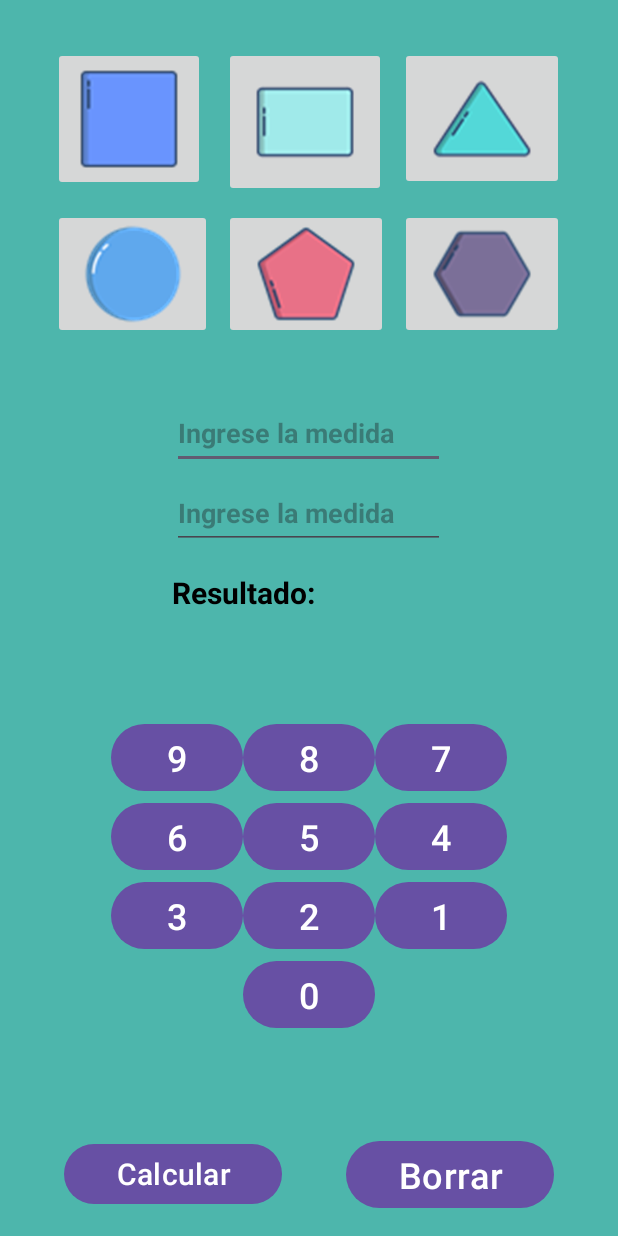
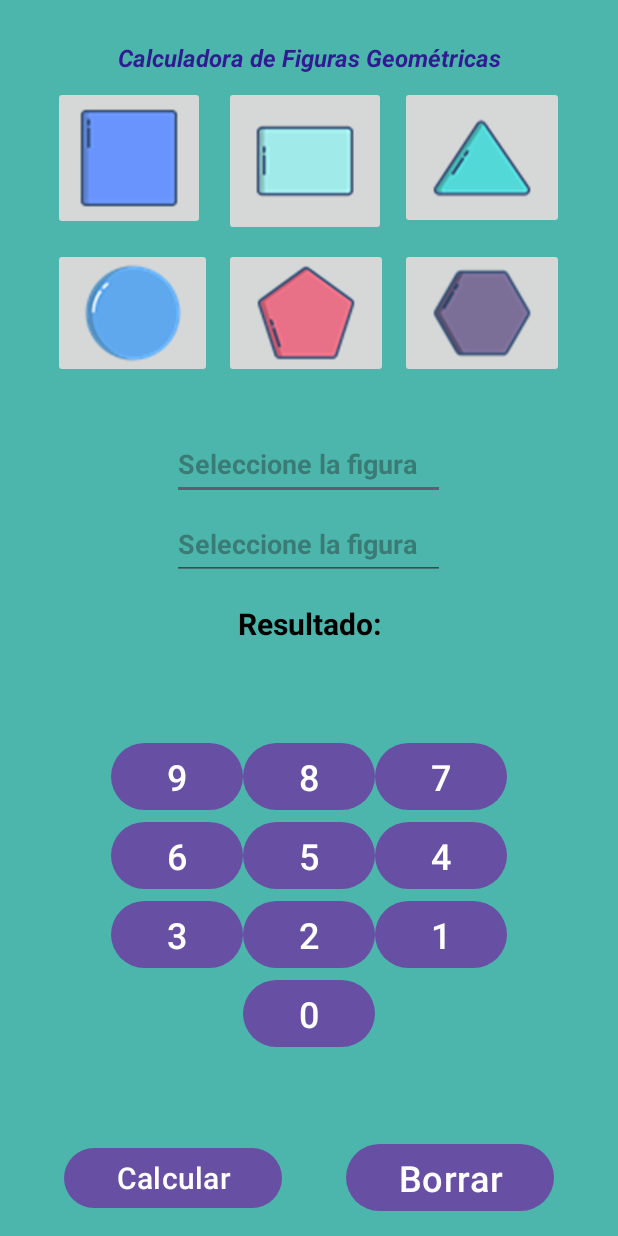
Before and after one commit to cesarponce01/CalculadoraEntrega, an Android app: the screen it shows after launch (MainActivity), on a phone screen of 412 x 824 dp. Run offline under Robolectric (Android 15) with nearby library versions, the phone set to English and light mode, and no system bars.

Commit message:
casi terminado

```diff
--- a/app/src/main/java/com/example/calculadorlayouts/MainActivity.kt
+++ b/app/src/main/java/com/example/calculadorlayouts/MainActivity.kt
@@ -18,22 +18,40 @@ class MainActivity : AppCompatActivity() {
     lateinit var txAlto: EditText
     lateinit var txAncho: EditText
     lateinit var txResultado: TextView
-    lateinit var figuraSeleccionada : TipoFigura
+    lateinit var figuraSeleccionada: TipoFigura
+    //var figura =Figura()
 
+    //Se declaran las figuras
+    lateinit var btnCuadrado: ImageButton
+    lateinit var btnRectangulo: ImageButton
+    lateinit var btnTriangulo: ImageButton
+    lateinit var btnCirculo: ImageButton
+    lateinit var btnPentagono: ImageButton
+    lateinit var btnHexagono: ImageButton
+
+    //Se declaran los botones Numéricos
+    lateinit var btn0: Button
+    lateinit var btn1: Button
+    lateinit var btn2: Button
+    lateinit var btn3: Button
+    lateinit var btn4: Button
+    lateinit var btn5: Button
+    lateinit var btn6: Button
+    lateinit var btn7: Button
+    lateinit var btn8: Button
+    lateinit var btn9: Button
 
     override fun onCreate(savedInstanceState: Bundle?) {
         super.onCreate(savedInstanceState)
         setContentView(R.layout.activity_main)
 
         //Se configura los recursos de las fuguras geométricas
-        val btnCuadrado: ImageButton = findViewById(R.id.btnCuadrado)
-        val btnRectangulo: ImageButton = findViewById(R.id.btnRectangulo)
-        val btnTriangulo: ImageButton = findViewById(R.id.btnTriangulo)
-        val btnCirculo: ImageButton = findViewById(R.id.btnCirculo)
-        val btnPentagono: ImageButton = findViewById(R.id.btnPentagono)
-        val btnHexagono: ImageButton = findViewById(R.id.btnHexagono)
-
-
+        btnCuadrado = findViewById(R.id.btnCuadrado)
+        btnRectangulo = findViewById(R.id.btnRectangulo)
+        btnTriangulo = findViewById(R.id.btnTriangulo)
+        btnCirculo = findViewById(R.id.btnCirculo)
+        btnPentagono = findViewById(R.id.btnPentagono)
+        btnHexagono = findViewById(R.id.btnHexagono)
 
         // Asigna las imágenes a los ImageButton
         btnCuadrado.setImageResource(R.mipmap.cuadrado)
@@ -43,73 +61,110 @@ class MainActivity : AppCompatActivity() {
         btnPentagono.setImageResource(R.mipmap.pentagono)
         btnHexagono.setImageResource(R.mipmap.hexagono)
 
+        //Se configura los recursos del teclado númérico
+        btn0 = findViewById(R.id.btn0)
+        btn1= findViewById(R.id.btn1)
+        btn2 = findViewById(R.id.btn2)
+        btn3 = findViewById(R.id.btn3)
+        btn4 = findViewById(R.id.btn4)
+        btn5 = findViewById(R.id.btn5)
+        btn6 = findViewById(R.id.btn6)
+        btn7 = findViewById(R.id.btn7)
+        btn8 = findViewById(R.id.btn8)
+        btn9 = findViewById(R.id.btn9)
 
-
-        //Se configura los recursos del teclado númérico
-        val btn0: Button = findViewById(R.id.btn0)
-        val btn1: Button = findViewById(R.id.btn1)
-        val btn2: Button = findViewById(R.id.btn2)
-        val btn3: Button = findViewById(R.id.btn3)
-        val btn4: Button = findViewById(R.id.btn4)
-        val btn5: Button = findViewById(R.id.btn5)
-        val btn6: Button = findViewById(R.id.btn6)
-        val btn7: Button = findViewById(R.id.btn7)
-        val btn8: Button = findViewById(R.id.btn8)
-        val btn9: Button = findViewById(R.id.btn9)
-
-
-
-        //Habilitamos los TexTview según lo que elija
-        btnCuadrado.setOnClickListener { habilitarEditText(true, false) }
-        btnRectangulo.setOnClickListener { habilitarEditText(true, true) }
-        btnTriangulo.setOnClickListener { habilitarEditText(true, false) }
-        btnCirculo.setOnClickListener { habilitarEditText(true, false) }
-        btnPentagono.setOnClickListener { habilitarEditText(true, false) }
-        btnHexagono.setOnClickListener { habilitarEditText(true, false) }
+        val btnBorrar: Button = findViewById(R.id.btnBorrar)
+        btnBorrar.setOnClickListener { onBorrar() }
 
         //Se crea un array con los botones creados
-         val botonesNumeros = arrayOf(btn0, btn1, btn2, btn3, btn4, btn5, btn6, btn7, btn8, btn9)
+        val botonesNumeros = arrayOf(btn0, btn1, btn2, btn3, btn4, btn5, btn6, btn7, btn8, btn9)
 
-        // Configuramos el listener para que cuando pinche click se llame a la función agregue el numero
+        // Cuando el usuario selecciona una figura cambiamos el hint en función de la figura y así
+        //orientamos al usuario que exactamente se le pide.
+
+        btnCuadrado.setOnClickListener {
+            configurarFigura(
+                TipoFigura.CUADRADO,
+                "Ingrese el lado",
+                "",
+                true,
+                false
+            )
+        }
+        btnRectangulo.setOnClickListener {
+            configurarFigura(
+                TipoFigura.RECTANGULO,
+                "Ingrese el largo",
+                "Ingrese el ancho",
+                true,
+                true
+            )
+        }
+        btnTriangulo.setOnClickListener {
+            configurarFigura(
+                TipoFigura.TRIANGULO,
+                "Ingrese la base",
+                "Ingrese la altura",
+                true,
+                true
+            )
+        }
+        btnCirculo.setOnClickListener {
+            configurarFigura(
+                TipoFigura.CIRCULO,
+                "Ingrese el radio",
+                "",
+                true,
+                false
+            )
+        }
+        btnPentagono.setOnClickListener {
+            configurarFigura(
+                TipoFigura.PENTAGONO,
+                "Ingrese el lado",
+                "",
+                true,
+                false
+            )
+        }
+        btnHexagono.setOnClickListener {
+            configurarFigura(
+                TipoFigura.HEXAGONO,
+                "Ingrese el lado",
+                "",
+                true,
+                false
+            )
+        }
+
+        // Configuramos el listener para que cuando pinche click se llame a la función agregue cada número
         for (boton in botonesNumeros) {
             boton.setOnClickListener { agregarNumero(boton.text.toString()) }
         }
 
+        txAlto = findViewById(R.id.txAlto)
+        txAlto.setOnClickListener { ocultarTeclado() }
 
-        // Configura el listener para desactivar el teclado cuando los EditText están en foco
-        val cambioEstadoEditText = View.OnFocusChangeListener { _, focus ->
-            if (focus) {
-                ocultarTeclado()
-            }
-        }
-        // Cuando el usuario selecciona una figura cambiamos el hint en función de la figura y así
-        //orientamos al usuario que exactamente se le pide.
+        txAncho = findViewById(R.id.txAncho)
+        txAncho.setOnClickListener { ocultarTeclado() }
 
+        txResultado = findViewById(R.id.txResultado)
+    }
 
-        btnCuadrado.setOnClickListener { configurarFigura(TipoFigura.CUADRADO, "Ingrese el lado", "") }
-        btnRectangulo.setOnClickListener { configurarFigura(TipoFigura.RECTANGULO, "Ingrese el largo", "Ingrese el ancho") }
-        btnTriangulo.setOnClickListener { configurarFigura(TipoFigura.TRIANGULO,"Ingrese la base","Ingrese la altura") }
-        btnCirculo.setOnClickListener { configurarFigura(TipoFigura.CIRCULO,"Ingrese el radio","") }
-        btnPentagono.setOnClickListener { configurarFigura(TipoFigura.PENTAGONO,"Ingrese el lado","") }
-        btnHexagono.setOnClickListener { configurarFigura(TipoFigura.HEXAGONO,"Ingrese el lado","") }
-
-
-
-
-        txAlto=findViewById(R.id.txAlto)
-        txAlto.onFocusChangeListener=cambioEstadoEditText
-
-        txAncho=findViewById(R.id.txAncho)
-        txAncho.onFocusChangeListener=cambioEstadoEditText
-
-        txResultado=findViewById(R.id.txResultado)
-
-
-    }
 
     private fun habilitarEditText(alto: Boolean, ancho: Boolean) {
         txAlto.isEnabled = alto
         txAncho.isEnabled = ancho
+
+        //Si ambos son true los 2 editText son visibles
+        if (alto && ancho) {
+            txAlto.visibility = View.VISIBLE
+            txAncho.visibility = View.VISIBLE
+        } else {
+            //Caso contrario se esconde la visibilidad del txAncho
+            txAlto.visibility = View.VISIBLE
+            txAncho.visibility = View.INVISIBLE
+        }
     }
 
     private fun agregarNumero(numero: String) {
@@ -117,88 +172,107 @@ class MainActivity : AppCompatActivity() {
         // Verifica qué EditText está activo y agrega el número correspondiente
         when {
             txAlto.isFocused -> {
-
+                ocultarTeclado()
                 val textoActual = txAlto.text.toString()
                 txAlto.setText(textoActual + numero)
+
             }
+
             txAncho.isFocused -> {
-
+                ocultarTeclado()
                 val textoActual = txAncho.text.toString()
                 txAncho.setText(textoActual + numero)
             }
         }
     }
-    private fun configurarFigura(tipoFigura: TipoFigura, hintAlto: String,hintAncho: String) {
-       // habilitarEditText(true, true)
+
+    private fun configurarFigura(
+        tipoFigura: TipoFigura,
+        hintAlto: String,
+        hintAncho: String,
+        alto: Boolean,
+        ancho: Boolean
+    ) {
+        //Borramos los valores que estén anteriormente
+        onBorrar()
+
+        //habilitarEditText(false, false)
         figuraSeleccionada = tipoFigura
         txAlto.hint = hintAlto
         txAncho.hint = hintAncho
         txAlto.requestFocus()
 
-        ocultarTeclado()
+        //Habilitamos los editText
+        habilitarEditText(alto, ancho)
     }
+
     //Función para ocultar el teclado
     private fun ocultarTeclado() {
+
         var ocultar = getSystemService(Context.INPUT_METHOD_SERVICE) as InputMethodManager
         ocultar.hideSoftInputFromWindow(currentFocus?.windowToken, 0)
     }
+
+    //Función para realizar el cálculo de las oepraciones de cada Figura Geométrica
     fun onCalcular(view: View) {
 
         var lado = txAlto.text.toString().toIntOrNull() ?: 0
         var ancho = txAncho.text.toString().toIntOrNull() ?: 0
-        var resultado : Double
 
         when (figuraSeleccionada) {
 
-            TipoFigura.CUADRADO-> {
-                resultado = (lado*lado).toDouble()
-                  txResultado.text = "Área cuadrado es: $resultado"
+            TipoFigura.CUADRADO -> {
+                var resultado = lado * lado
+                txResultado.text = "Área cuadrado: $resultado"
             }
-            TipoFigura.RECTANGULO-> {
-                resultado = (lado*ancho).toDouble()
-                txResultado.text = "Área rectángulo es: $resultado"
+
+            TipoFigura.RECTANGULO -> {
+                var resultado = lado * ancho
+                txResultado.text = "Área rectángulo: $resultado"
             }
-            TipoFigura.TRIANGULO->{
+
+            TipoFigura.TRIANGULO -> {
                 //lado = base
                 //ancho=altura
 
-                resultado = (1/2 * lado*ancho).toDouble()
-                txResultado.text = "Área triángulo es: $resultado"
+                var resultado = (0.5 * lado * ancho)
+                txResultado.text = "Área triángulo: $resultado"
             }
 
-            TipoFigura.CIRCULO ->{
+            TipoFigura.CIRCULO -> {
                 //lado= radio
-                resultado = PI*lado*lado
-                txResultado.text = "Área círculo es: $resultado"
+                var resultado = PI * lado * lado
+                var resulFormato = String.format("%.2f", resultado)
+                txResultado.text = "Área círculo: $resulFormato"
             }
-            TipoFigura.PENTAGONO ->{
-               resultado = 1/4 * sqrt(5.0*(5.0+2.0* sqrt(5.0))*lado*lado)
-                txResultado.text = "Área pentágono es: $resultado"
+
+            TipoFigura.PENTAGONO -> {
+                var resultado = 0.25 * sqrt(5 * (5 + 2 * sqrt(5.0))) * lado * lado
+                var resulFormato = String.format("%.2f", resultado)
+                txResultado.text = "Área pentágono: $resulFormato"
             }
-            TipoFigura.HEXAGONO ->{
-                resultado= (3* sqrt(3.0)/2)*lado*lado
-                txResultado.text = "Área hexágono es: $resultado"
+
+            TipoFigura.HEXAGONO -> {
+                var resultado = ((3 * sqrt(3.0)) / 2) * lado * lado
+                var resulFormato = String.format("%.2f", resultado)
+                txResultado.text = "Área hexágono es: $resulFormato"
             }
         }
     }
 
-    private fun onBorrar(view: View){
+    private fun onBorrar() {
+        // Se restablecen los valores
         txAlto.setText("")
         txAncho.setText("")
-        txResultado.text = ""
-    }
 
-    //Se crean los tipos de figuras como enumerados
-    enum class TipoFigura {
-        CUADRADO,
-        RECTANGULO,
-        TRIANGULO,
-        CIRCULO,
-        PENTAGONO,
-        HEXAGONO
+        txResultado.text = "Resultado:"
+
+        //Llamamos a la función habilitar editTex para que los ponga por defecto
+        habilitarEditText(true, true)
+
+        txAlto.hint = "Seleccione la figura"
+        txAncho.hint = "Seleccione la figura"
+        txAlto.requestFocus()
 
     }
-
-
-
 }
--- a/app/src/main/res/layout/activity_main.xml
+++ b/app/src/main/res/layout/activity_main.xml
@@ -18,12 +18,30 @@
             android:layout_height="wrap_content"
             android:layout_weight="2"
             android:gravity="center"
-            android:orientation="horizontal">
+            android:orientation="vertical">
+
+            <LinearLayout
+                android:layout_width="match_parent"
+                android:layout_height="wrap_content"
+                android:gravity="center"
+                android:orientation="horizontal">
+
+                <TextView
+                    android:id="@+id/textView2"
+                    android:layout_width="182dp"
+                    android:layout_height="30dp"
+                    android:layout_weight="1"
+                    android:gravity="center"
+                    android:text="@string/Calculadora"
+                    android:textColor="@color/ColorTitulo"
+                    android:textSize="16sp"
+                    android:textStyle="bold|italic" />
+            </LinearLayout>
 
             <androidx.gridlayout.widget.GridLayout
                 android:layout_width="wrap_content"
                 android:layout_height="wrap_content"
-                android:layout_gravity="center_vertical"
+                android:layout_gravity="center"
                 app:columnCount="3"
                 app:useDefaultMargins="true">
 
@@ -41,35 +59,35 @@
                     android:id="@+id/btnRectangulo"
                     android:layout_width="108dp"
                     android:layout_height="100dp"
-                    android:contentDescription="@string/Rectángulo"
+                    android:contentDescription="@string/Rectangulo"
                     tools:src="@mipmap/rectangulo" />
 
                 <ImageButton
                     android:id="@+id/btnTriangulo"
                     android:layout_width="109dp"
                     android:layout_height="95dp"
-                    android:contentDescription="@string/Tríangulo"
+                    android:contentDescription="@string/Triangulo"
                     tools:src="@mipmap/triangulo" />
 
                 <ImageButton
                     android:id="@+id/btnCirculo"
                     android:layout_width="106dp"
                     android:layout_height="wrap_content"
-                    android:contentDescription="@string/Círculo"
+                    android:contentDescription="@string/Circulo"
                     tools:src="@mipmap/circulo" />
 
                 <ImageButton
                     android:id="@+id/btnPentagono"
                     android:layout_width="109dp"
                     android:layout_height="wrap_content"
-                    android:contentDescription="@string/Pentágono"
+                    android:contentDescription="@string/Pentagono"
                     tools:src="@mipmap/pentagono" />
 
                 <ImageButton
                     android:id="@+id/btnHexagono"
                     android:layout_width="109dp"
                     android:layout_height="wrap_content"
-                    android:contentDescription="@string/Hexágono"
+                    android:contentDescription="@string/Hexagono"
                     tools:src="@mipmap/hexagono" />
             </androidx.gridlayout.widget.GridLayout>
         </LinearLayout>
@@ -89,6 +107,7 @@
                 android:ems="10"
                 android:hint="@string/Ancho"
                 android:inputType="text"
+                android:textColor="@color/ColorValor1"
                 android:textStyle="bold" />
 
             <EditText
@@ -99,13 +118,14 @@
                 android:ems="10"
                 android:hint="@string/Ancho"
                 android:inputType="text"
+                android:textColor="@color/ColorValor2"
                 android:textStyle="bold" />
 
             <TextView
                 android:id="@+id/txResultado"
-                android:layout_width="182dp"
+                android:layout_width="match_parent"
                 android:layout_height="48dp"
-                android:gravity="center|center_horizontal|left"
+                android:gravity="center"
                 android:hint="@string/Resultado"
                 android:textColor="@color/material_dynamic_primary10"
                 android:textColorHint="@color/black"
--- a/app/src/main/res/values/colors.xml
+++ b/app/src/main/res/values/colors.xml
@@ -4,4 +4,7 @@
     <color name="white">#FFFFFFFF</color>
     <color name="Nuevo">#90CAF9</color>
     <color name="foNDO">#4DB6AC</color>
+    <color name="ColorTitulo">#311B92</color>
+    <color name="ColorValor1">#004D40</color>
+    <color name="ColorValor2">#33691E</color>
 </resources>
--- a/app/src/main/res/values/strings.xml
+++ b/app/src/main/res/values/strings.xml
@@ -11,15 +11,14 @@
     <string name="btn3">3</string>
     <string name="btn2">2</string>
     <string name="btn1">1</string>
-    <string name="btn0">0\n1\n2\n3\n4\n5\n6\n7\n8\n9</string>
     <string name="btn">0</string>
-    <string name="Cuadrado">cuadrado</string>
-    <string name="Hexágono">Hexagono</string>
-    <string name="Pentágono">Pentagono</string>
-    <string name="Círculo">Circulo</string>
-    <string name="Rectángulo">Rectangulo</string>
-    <string name="Tríangulo">Triangulo</string>
-    <string name="Alto">Ingrsse el alto de la figura</string>
-    <string name="Ancho">Ingrese la medida</string>
-    <string name="Resultado">"Resultado: "</string>
+    <string name="Cuadrado">Cuadrado</string>
+    <string name="Hexagono">Hexágono</string>
+    <string name="Pentagono">Pentágono</string>
+    <string name="Circulo">Círculo</string>
+    <string name="Rectangulo">Rectángulo</string>
+    <string name="Triangulo">Triángulo</string>
+    <string name="Ancho">Seleccione la figura</string>
+    <string name="Resultado">"Resultado:"</string>
+    <string name="Calculadora">Calculadora de Figuras Geométricas</string>
 </resources>
```
Also changed, not shown: app/src/main/java/com/example/calculadorlayouts/Figura.kt (+7 -8 lines), app/src/main/java/com/example/calculadorlayouts/TipoFigura.kt (added, +10 -0 lines).
